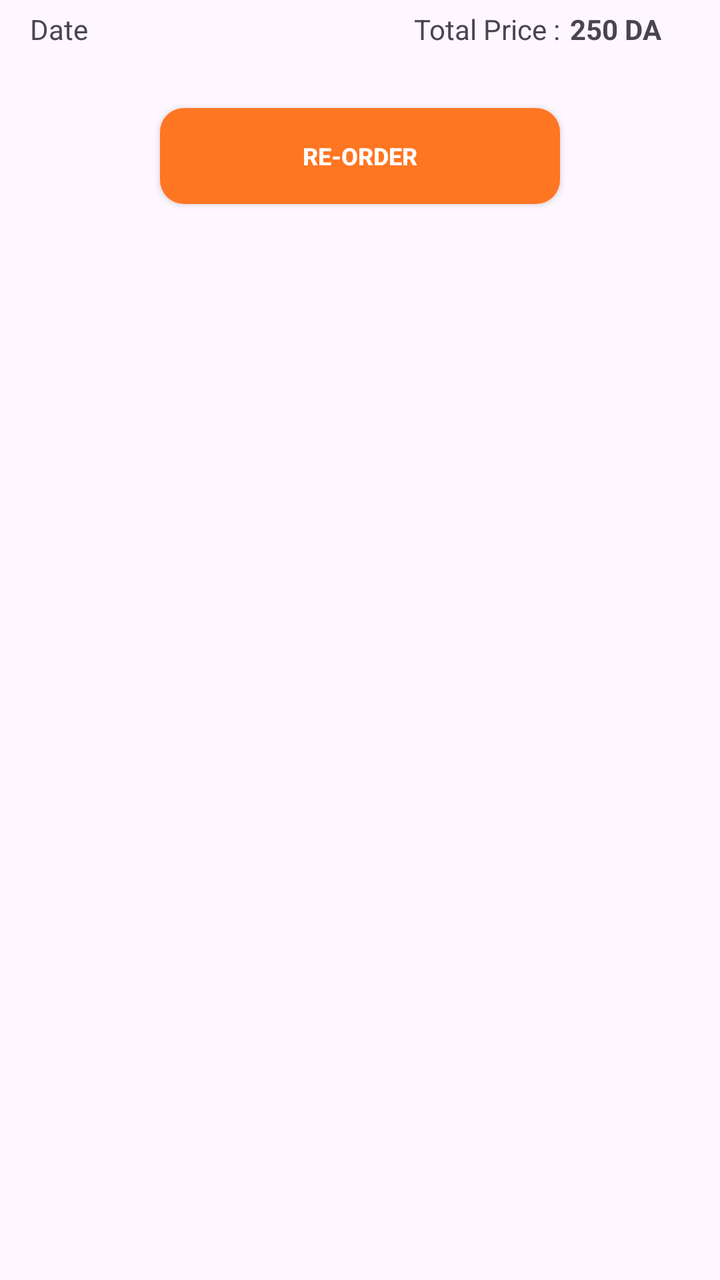
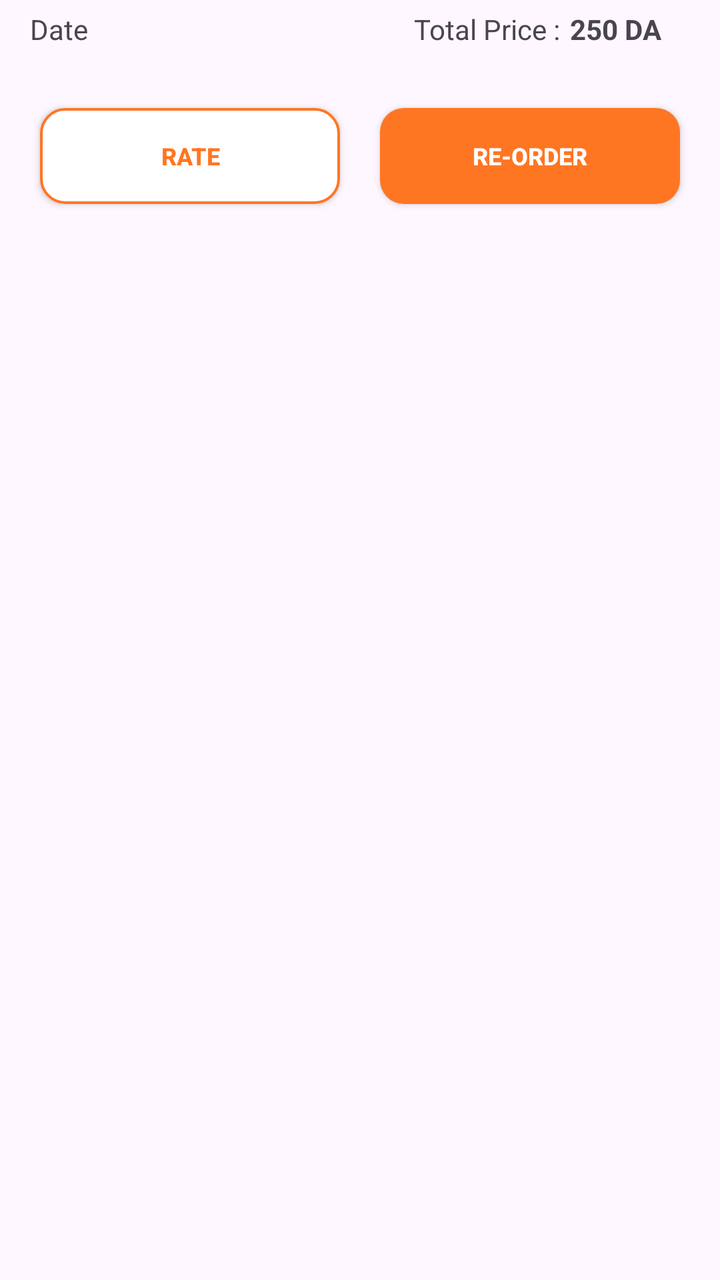

The first picture is an Android layout as it rendered before a commit; the second is the same layout after the commit. The layout source and the unified diff follow.
<!-- AndroidManifest.xml: application theme Theme.FastDelivery -->
<!-- res/layout/orders_recyclerview_item.xml -->
<?xml version="1.0" encoding="utf-8"?>
<androidx.constraintlayout.widget.ConstraintLayout xmlns:android="http://schemas.android.com/apk/res/android"
    android:layout_width="match_parent"
    android:layout_height="wrap_content"

    xmlns:app="http://schemas.android.com/apk/res-auto">

    <TextView
        android:id="@+id/Datetext"
        android:layout_width="wrap_content"
        android:layout_height="wrap_content"
       app:layout_constraintTop_toTopOf="parent"
        app:layout_constraintStart_toStartOf="parent"
        android:text="Date"
        android:layout_marginStart="15dp"
        android:layout_marginTop="5dp"
        />

    <TextView
        android:id="@+id/totalpricetext"
        android:layout_width="wrap_content"
        android:layout_height="wrap_content"
        android:text="Total Price :"
        app:layout_constraintEnd_toEndOf="parent"
        android:layout_marginEnd="80dp"
        app:layout_constraintTop_toTopOf="parent"
        android:layout_marginTop="5dp"/>
    <TextView
        android:layout_width="wrap_content"
        android:layout_height="wrap_content"
        app:layout_constraintStart_toEndOf="@id/totalpricetext"
        android:layout_marginStart="5dp"
        app:layout_constraintTop_toTopOf="parent"
        android:text="250 DA"
        android:textStyle="bold"
        android:textSize="14sp"
        android:layout_marginTop="5dp"
        />

    <LinearLayout
        android:layout_marginTop="15dp"
        android:id="@+id/orderslinearlayout"
        android:layout_width="0dp"
        android:layout_height="wrap_content"
        android:layout_marginHorizontal="20dp"
        android:orientation="vertical"
        app:layout_constraintEnd_toEndOf="parent"
        app:layout_constraintStart_toStartOf="parent"
        app:layout_constraintTop_toBottomOf="@id/Datetext">
    </LinearLayout>

    <androidx.appcompat.widget.AppCompatButton
        android:layout_width="200dp"
        android:layout_height="wrap_content"
        app:layout_constraintStart_toStartOf="parent"
        app:layout_constraintEnd_toEndOf="parent"
        app:layout_constraintTop_toBottomOf="@id/orderslinearlayout"
        android:background="@drawable/mainbuttonbackground"
        android:text="Re-Order"
        android:textColor="@color/white"
        android:textSize="12sp"
        android:textStyle="bold"
        android:layout_marginTop="15dp"/>
</androidx.constraintlayout.widget.ConstraintLayout>
<!-- resources referenced by this layout -->
<resources>
  <color name="white">#FFFFFFFF</color>
  <!-- drawable mainbuttonbackground (drawable) -->
  <?xml version="1.0" encoding="utf-8"?>
  <shape xmlns:android="http://schemas.android.com/apk/res/android">
      <corners  android:radius="12dp"/>
      <solid android:color="#FF7622"/>
  </shape>
  <style name="Theme.FastDelivery" parent="Base.Theme.FastDelivery" />
  <style name="Base.Theme.FastDelivery" parent="Theme.Material3.Light.NoActionBar">
  
          <item name="colorPrimary">@color/white</item>
          <item name="android:windowActivityTransitions">true</item>
          <item name="android:windowEnterTransition">@transition/explode</item>
          <item name="android:windowExitTransition">@transition/explode</item>
          <item name="android:windowSharedElementEnterTransition">
              @transition/signuptransition
          </item>
          <item name="android:windowSharedElementExitTransition">
              @transition/signuptransition
          </item>
      </style>
</resources>

<!-- the commit's change to res/layout/orders_recyclerview_item.xml (unified diff, before → after) -->
@@ -50,9 +50,8 @@
     </LinearLayout>
 
     <androidx.appcompat.widget.AppCompatButton
-        android:layout_width="200dp"
+        android:layout_width="150dp"
         android:layout_height="wrap_content"
-        app:layout_constraintStart_toStartOf="parent"
         app:layout_constraintEnd_toEndOf="parent"
         app:layout_constraintTop_toBottomOf="@id/orderslinearlayout"
         android:background="@drawable/mainbuttonbackground"
@@ -60,5 +59,20 @@
         android:textColor="@color/white"
         android:textSize="12sp"
         android:textStyle="bold"
-        android:layout_marginTop="15dp"/>
+        android:layout_marginTop="15dp"
+        android:layout_marginEnd="20dp"/>
+
+    <androidx.appcompat.widget.AppCompatButton
+        android:layout_width="150dp"
+        android:layout_height="wrap_content"
+        app:layout_constraintStart_toStartOf="parent"
+        app:layout_constraintTop_toBottomOf="@id/orderslinearlayout"
+        android:background="@drawable/button_rate_background"
+        android:text="Rate"
+        android:textColor="#FF7622"
+        android:textSize="12sp"
+        android:textStyle="bold"
+        android:layout_marginTop="15dp"
+        android:layout_marginStart="20dp"/>
+
 </androidx.constraintlayout.widget.ConstraintLayout>
<!-- resource entries referenced after the edit -->
@@ -1,6 +1,13 @@
 <!-- resources referenced by this layout -->
 <resources>
   <color name="white">#FFFFFFFF</color>
+  <!-- drawable button_rate_background (drawable) -->
+  <?xml version="1.0" encoding="utf-8"?>
+  <shape xmlns:android="http://schemas.android.com/apk/res/android">
+      <corners android:radius="12dp" />
+      <solid android:color="@color/white"/>
+      <stroke android:width="1.2dp" android:color="#FF7622"/>
+  </shape>
   <!-- drawable mainbuttonbackground (drawable) -->
   <?xml version="1.0" encoding="utf-8"?>
   <shape xmlns:android="http://schemas.android.com/apk/res/android">
